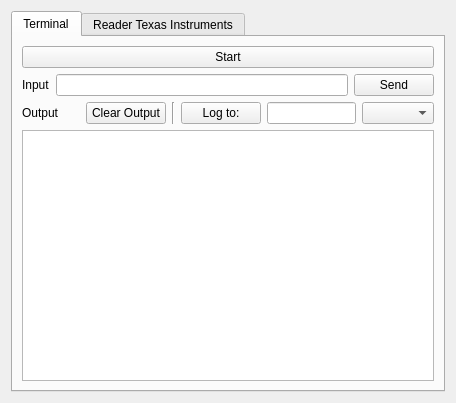
CELTAB/rfidmonitor, file RFIDMonitorDeskApp/gui/readerinteractorwidget.ui: the form before one commit.
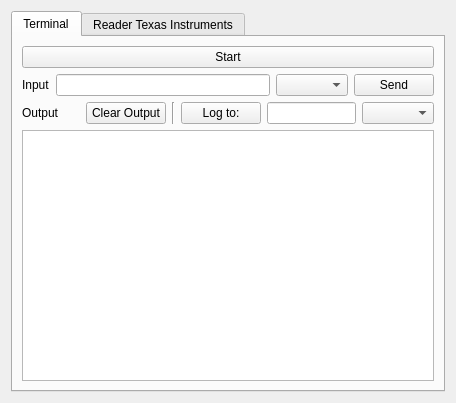
The form after the commit.

```diff
--- a/RFIDMonitorDeskApp/gui/readerinteractorwidget.ui
+++ b/RFIDMonitorDeskApp/gui/readerinteractorwidget.ui
@@ -52,6 +52,9 @@
          <item>
           <widget class="QLineEdit" name="leCommand"/>
          </item>
+         <item>
+          <widget class="QComboBox" name="cbInputType"/>
+         </item>
          <item>
           <widget class="QPushButton" name="btSendCommand">
            <property name="text">
```
